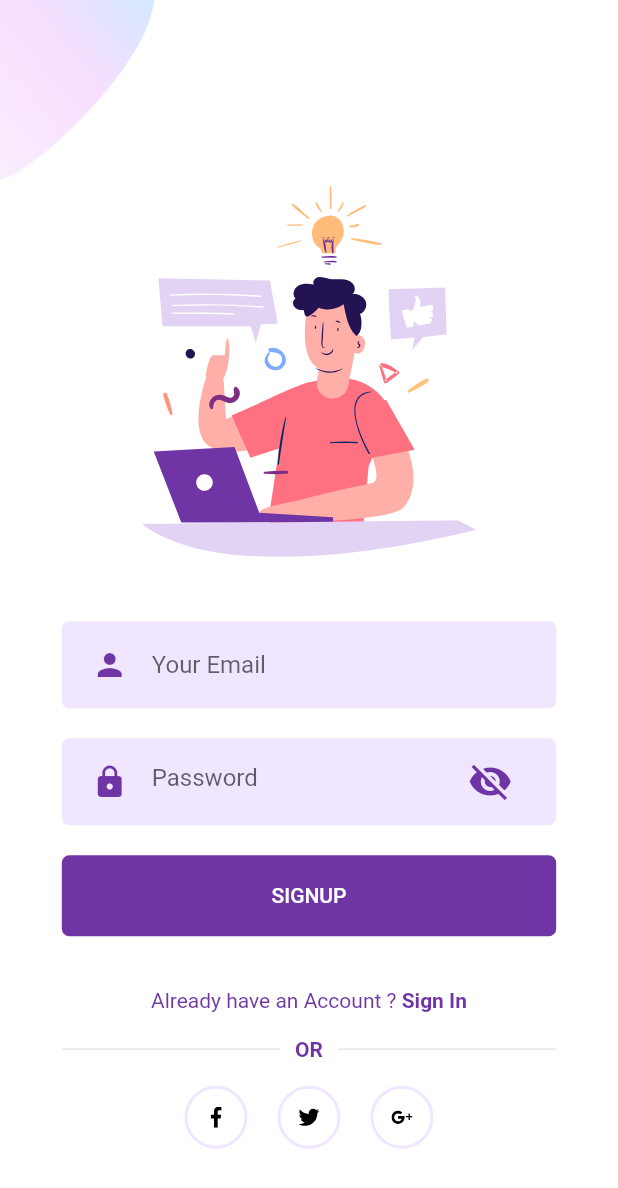
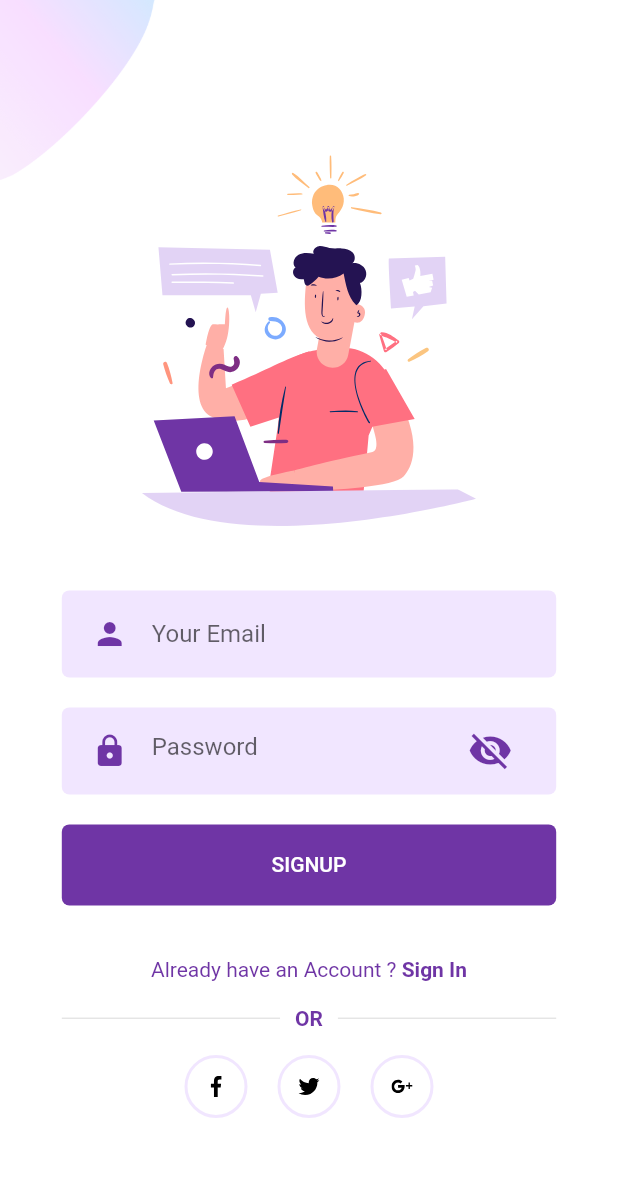
Before and after one commit to ReinanS/Flutter-Dart-Studies, a Flutter app: the SignUpScreen screen opened directly, on a phone screen of 412 x 824 dp. Shown: the top 1188 px of the screen. Run offline on Flutter 3.47's test engine with Material 2 defaults, Android fonts, the phone set to English and light mode, and no system bars; our stand-ins replace flutter_svg, font_awesome_flutter, shared_preferences, simple_animations; accounts and stored records are empty.

Commit message:
ref: atualiza imports e constantes

```diff
--- a/Flutter/autentication_login/lib/Screens/Login/components/body.dart
+++ b/Flutter/autentication_login/lib/Screens/Login/components/body.dart
@@ -1,3 +1,4 @@
+import 'package:autentication_login/Screens/product/products_screen.dart';
 import 'package:flutter/material.dart';
 import 'package:autentication_login/Screens/Home/home_screen.dart';
 import 'package:autentication_login/Screens/Login/components/alert.dart';
@@ -92,7 +93,7 @@ class Body extends StatelessWidget {
   _navegaHomePage(BuildContext context) {
     Navigator.push(
       context,
-      MaterialPageRoute(builder: (context) => HomeScreen()),
+      MaterialPageRoute(builder: (context) => ProductsScreen()),
     );
   }
 }
--- a/Flutter/autentication_login/lib/Screens/Signup/components/body.dart
+++ b/Flutter/autentication_login/lib/Screens/Signup/components/body.dart
@@ -79,7 +79,8 @@ class Body extends StatelessWidget {
                   press: () {},
                 ),
               ],
-            )
+            ),
+            SizedBox(height: size.height * 0.05),
           ],
         ),
       ),
--- a/Flutter/autentication_login/lib/constants.dart
+++ b/Flutter/autentication_login/lib/constants.dart
@@ -3,10 +3,10 @@ import 'package:flutter/material.dart';
 const kBackgroundColor = Color(0xFFF1EFF1);
 const kPrimaryColor = Color(0xFF6F35A5);
 const kPrimaryLightColor = Color(0xFFF1E6FF);
-const kSecondColor = Color(0xFFFFA41B);
+const kSecondColor = Color(0xFF361a50);
 const kTextColor = Color(0xFF000839);
 const kTextLightColor = Color(0xFF747474);
-const kBlueColor = Color(0xFF40BAD5);
+const kBlueColor = Color(0xFFa850fa);
 
 const kDefaultPadding = 20.0;
 
--- a/Flutter/autentication_login/lib/main.dart
+++ b/Flutter/autentication_login/lib/main.dart
@@ -1,7 +1,5 @@
+import 'package:autentication_login/Screens/product/products_screen.dart';
 import 'package:flutter/material.dart';
-import 'package:autentication_login/Screens/Home/home_screen.dart';
-import 'package:autentication_login/Screens/Login/login_screen.dart';
-import 'package:autentication_login/Screens/Signup/signup_screen.dart';
 import 'package:autentication_login/Screens/Welcome/welcome_screen.dart';
 import 'package:autentication_login/constants.dart';
 
@@ -18,6 +16,7 @@ class MyApp extends StatelessWidget {
         scaffoldBackgroundColor: Colors.white,
       ),
       home: WelcomeScreen(),
+      // home: ProductsScreen(),
     );
   }
 }
```
